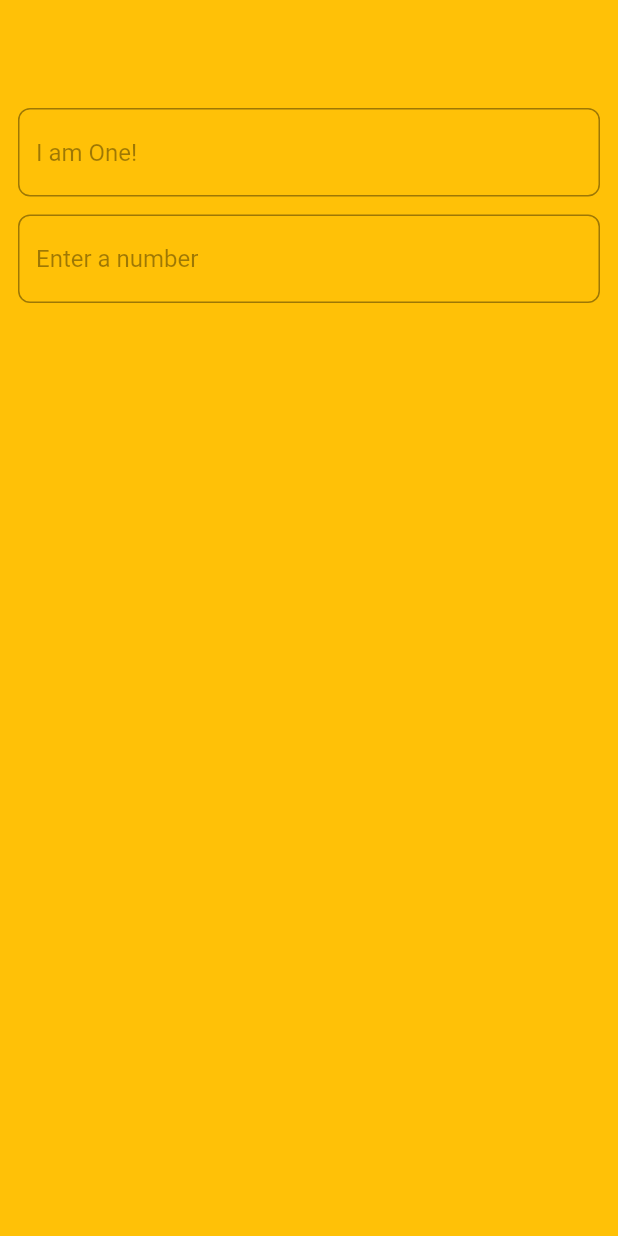
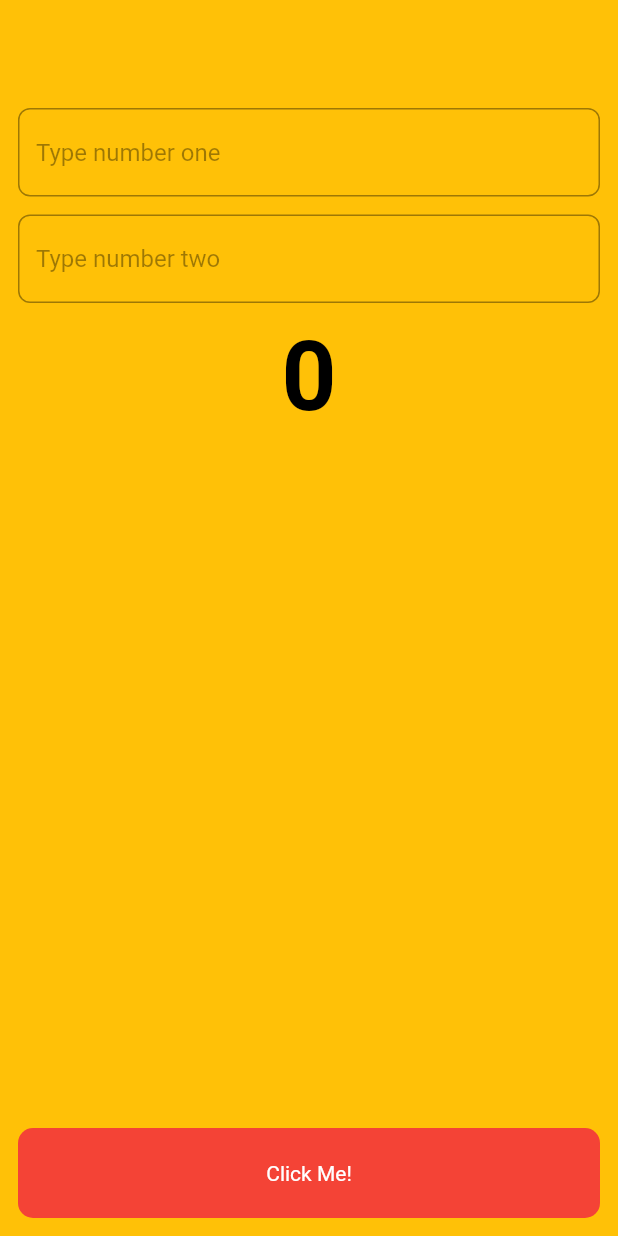
Before and after one commit to sankarbiswas07/flutter_calculator, a Flutter app: the screen it shows after launch, on a phone screen of 412 x 824 dp. Run offline on Flutter 3.47's test engine with Material 2 defaults, Android fonts, the phone set to English and light mode, and no system bars.

Commit message:
#5: calculator desing -in progress 1/2

```diff
--- a/lib/views/calculator_view.dart
+++ b/lib/views/calculator_view.dart
@@ -8,12 +8,41 @@ class CalculatorView extends StatelessWidget {
     return Padding(
       padding: const EdgeInsets.all(12.0),
       child: Column(
-        children: const [
-          SizedBox(
+        children: [
+          const SizedBox(
             height: 60,
           ),
-          NumInput(hint: "I am One!"),
-          NumInput(),
+          const NumInput(hint: "Type number one"),
+          const NumInput(hint: "Type number two"),
+          const Text(
+            "0",
+            style: TextStyle(
+              fontSize: 64,
+              fontWeight: FontWeight.bold,
+              color: Colors.black,
+            ),
+          ),
+          const Spacer(),
+          Container(
+            height: 60,
+            width: double.infinity, // Full width
+            decoration: BoxDecoration(
+              color: Colors.red, // Red background color
+              borderRadius: BorderRadius.circular(10), // 10px border radius
+            ),
+            child: InkWell(
+              onTap: () {
+                // Add your button click logic here
+              },
+              child: const Center(
+                child: Text(
+                  'Click Me!',
+                  style:
+                      TextStyle(color: Colors.white), // Set text color to white
+                ),
+              ),
+            ),
+          ),
         ],
       ),
     );
```
Also changed, not shown: 1 other file.
